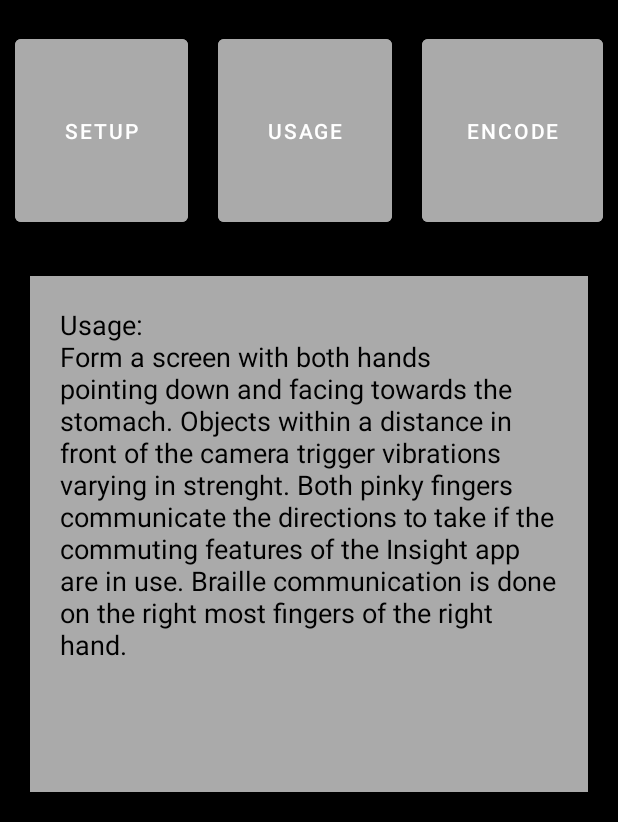
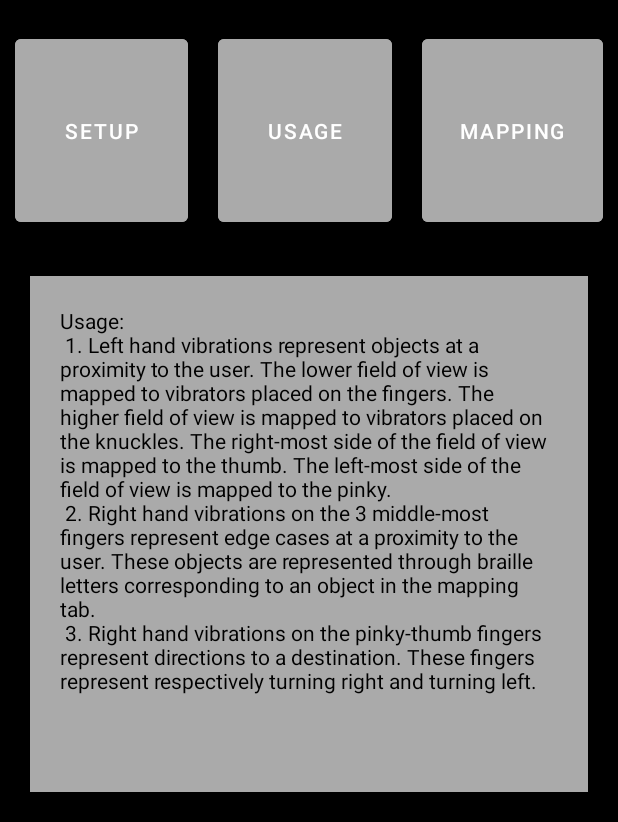
Before and after one commit to digathomas/insight_see_with_touch, an Android app: the screen it shows after launch (MainActivity), after a tap on "USAGE", on a phone screen of 412 x 824 dp, the part 414-1236 px from its top. Run offline under Robolectric (Android 15) with nearby library versions, the phone set to English and light mode, and no system bars; libraries missing offline, so code that uses them is left out: com.hoho.android, detection.env; 5 statements that could not run were skipped; 2 other taps on this screen came first.

Commit message:
updated instructions and mp4 files

```diff
--- a/app/src/main/java/com/example/insight/MainActivity.java
+++ b/app/src/main/java/com/example/insight/MainActivity.java
@@ -132,9 +132,9 @@ public class MainActivity extends AppCompatActivity {
         }
 
         // set up voice instructions
-        final MediaPlayer[] mp1 = {MediaPlayer.create(this, R.raw.song1)};
-        final MediaPlayer[] mp2 = {MediaPlayer.create(this, R.raw.song2)};
-        final MediaPlayer[] mp3 = {MediaPlayer.create(this, R.raw.song3)};
+        final MediaPlayer[] mp1 = {MediaPlayer.create(this, R.raw.Setup)};
+        final MediaPlayer[] mp2 = {MediaPlayer.create(this, R.raw.Usage)};
+        final MediaPlayer[] mp3 = {MediaPlayer.create(this, R.raw.Mapping)};
         app_logo.setOnClickListener(v -> {
             try {
                 if (mp1[0].isPlaying() || mp2[0].isPlaying() || mp3[0].isPlaying()) {
--- a/app/src/main/res/layout/activity_main.xml
+++ b/app/src/main/res/layout/activity_main.xml
@@ -124,7 +124,7 @@
                     android:layout_width="match_parent"
                     android:layout_height="match_parent"
                     android:backgroundTint="@android:color/darker_gray"
-                    android:text="Encode"
+                    android:text="Mapping"
                     android:layout_marginTop="10dp"
                     android:layout_marginBottom="10dp"
                     android:layout_marginLeft="10dp"
@@ -161,7 +161,7 @@
                     android:layout_height="match_parent"
                     android:background="@android:color/darker_gray"
                     android:text="@string/instructions"
-                    android:textSize="18dp"
+                    android:textSize="14dp"
                     android:textColor="@color/black"
                     android:layout_marginTop="20dp"
                     android:layout_marginBottom="20dp"
--- a/app/src/main/res/values/strings.xml
+++ b/app/src/main/res/values/strings.xml
@@ -2,8 +2,24 @@
     <string name="app_name">Insight</string>
     <string name="mapbox_access_token">pk.eyJ1IjoiZGlnYXRob21hcyIsImEiOiJja3lzZW94cHExMzZqMzFvN3Y2bzlwdjQ1In0.Xga0JlLhOAIHUh8D3Og7vw</string>
     <string name="tfe_od_camera_error" translation_description="Error regarding camera support[CHAR_LIMIT=40]">This device doesn\'t support Camera2 API.</string>
-    <string name="instructions">Tap "SETUP" for instructions on the hardware setup\nTap "USAGE" for instructions on the operation of the system\nTap "ENCODING" for a table that maps braille code to real world objects</string>
-    <string name="instructions1">Setup:\nConnect the Android device to the bluetooth haptic gloves. Wear both haptic gloves and open the Insight Android application. The gloves haptics will all vibrate 10 times to communicate successful start-up.</string>
-    <string name="instructions2">Usage:\nForm a screen with both hands pointing down and facing towards the stomach. Objects within a distance in front of the camera trigger vibrations varying in strenght. Both pinky fingers communicate the directions to take if the commuting features of the Insight app are in use. Braille communication is done on the right most fingers of the right hand.</string>
-    <string name="instructions3">Legend:\nS: step\nW: water\nP: person\n</string>
+    <string name="instructions">Press SETUP for instructions on the hardware setup\n
+        Press USAGE for instructions on the operation of the system.\n
+        Press ENCODING for the mapping of braille letters to real world objects.\n
+    </string>
+    <string name="instructions1">Setup:\n
+        1. Plug the batteries into the wrist boards of each glove.\n
+        2. Turn on bluetooth on your Android device.\n
+        3. Clear the Insight app from the cache.\n
+        4. Run the Insight app.\n
+        5. The gloves should vibrate in a wave pattern to indicate successful bluetooth pairing.\n
+    </string>
+    <string name="instructions2">Usage:\n
+        1. Left hand vibrations represent objects at a proximity to the user. The lower field of view is mapped to vibrators placed on the fingers. The higher field of view is mapped to vibrators placed on the knuckles. The right-most side of the field of view is mapped to the thumb. The left-most side of the field of view is mapped to the pinky.\n
+        2. Right hand vibrations on the 3 middle-most fingers represent edge cases at a proximity to the user. These objects are represented through braille letters corresponding to an object in the mapping tab.\n
+        3. Right hand vibrations on the pinky-thumb fingers represent directions to a destination. These fingers represent respectively turning right and turning left.\n
+    </string>
+    <string name="instructions3">Mapping:\n
+        D: door\n
+        S: stairs\n
+    </string>
 </resources>
```
Also changed, not shown: 3 other files.
